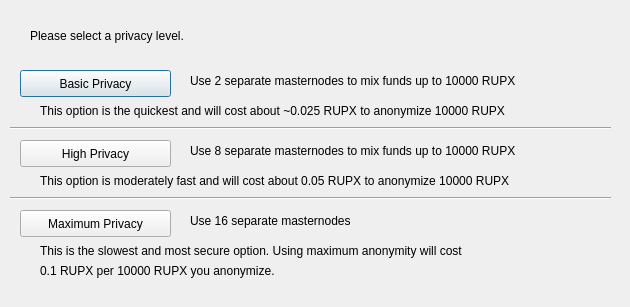
Above: src/qt/forms/obfuscationconfig.ui from jiyocommunity/jiyox before the change. Below: the same form after it.
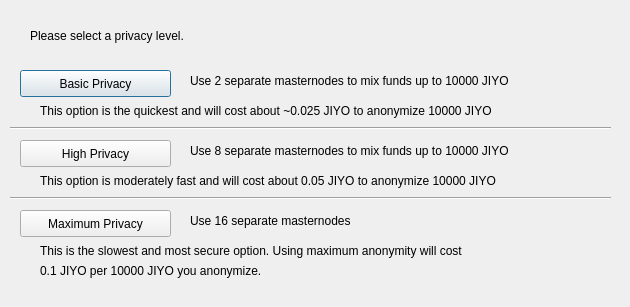
That is the form after the change.

The edit to the form file:
```diff
--- a/src/qt/forms/obfuscationconfig.ui
+++ b/src/qt/forms/obfuscationconfig.ui
@@ -75,7 +75,7 @@
     </rect>
    </property>
    <property name="text">
-    <string>Use 2 separate masternodes to mix funds up to 10000 RUPX</string>
+    <string>Use 2 separate masternodes to mix funds up to 10000 JIYO</string>
    </property>
   </widget>
   <widget class="QLabel" name="label_3">
@@ -88,7 +88,7 @@
     </rect>
    </property>
    <property name="text">
-    <string>Use 8 separate masternodes to mix funds up to 10000 RUPX</string>
+    <string>Use 8 separate masternodes to mix funds up to 10000 JIYO</string>
    </property>
   </widget>
   <widget class="QLabel" name="label_4">
@@ -114,7 +114,7 @@
     </rect>
    </property>
    <property name="text">
-    <string>This option is the quickest and will cost about ~0.025 RUPX to anonymize 10000 RUPX</string>
+    <string>This option is the quickest and will cost about ~0.025 JIYO to anonymize 10000 JIYO</string>
    </property>
   </widget>
   <widget class="QLabel" name="label_7">
@@ -127,7 +127,7 @@
     </rect>
    </property>
    <property name="text">
-    <string>This option is moderately fast and will cost about 0.05 RUPX to anonymize 10000 RUPX</string>
+    <string>This option is moderately fast and will cost about 0.05 JIYO to anonymize 10000 JIYO</string>
    </property>
   </widget>
   <widget class="QLabel" name="label_8">
@@ -153,7 +153,7 @@
     </rect>
    </property>
    <property name="text">
-    <string>0.1 RUPX per 10000 RUPX you anonymize.</string>
+    <string>0.1 JIYO per 10000 JIYO you anonymize.</string>
    </property>
   </widget>
   <widget class="Line" name="line">
```
